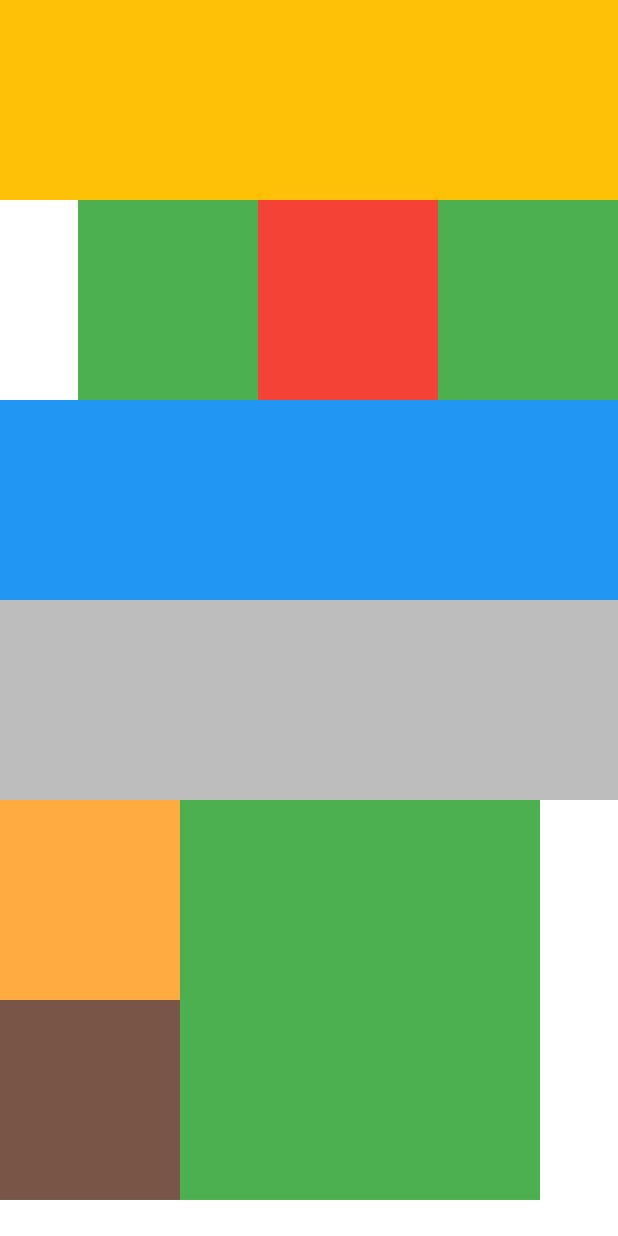
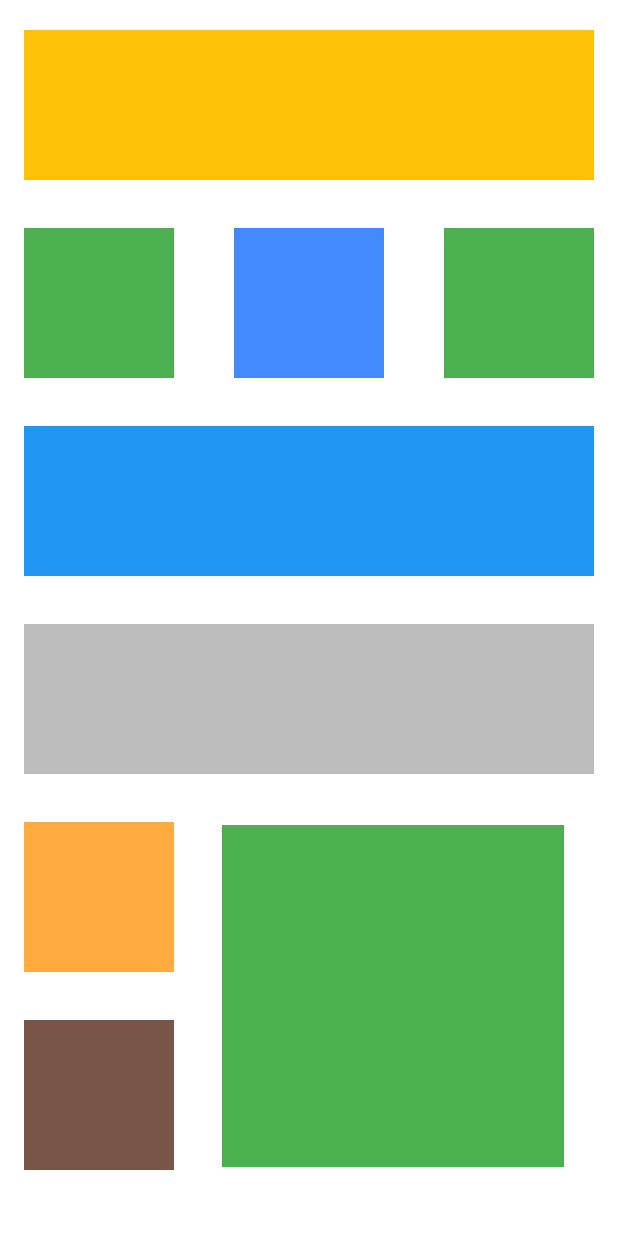
Before and after one commit to YashVardhanSingh01/fluttersummerproject, a Flutter app: the screen it shows after launch, on a phone screen of 412 x 824 dp. Run offline on Flutter 3.47's test engine with Material 2 defaults, Android fonts, the phone set to English and light mode, and no system bars.

Commit message:
added padding

```diff
--- a/lib/main.dart
+++ b/lib/main.dart
@@ -10,59 +10,85 @@ class MyApp extends StatelessWidget {
     return MaterialApp(
         title: 'Layout Basics',
         home: Container(
+          padding: EdgeInsets.fromLTRB(16, 20, 16, 16),
           color: Colors.white,
           alignment: Alignment.topCenter,
           child: Column(
             children: [
+              Padding(
+                padding: EdgeInsets.fromLTRB(0, 0, 0, 16),
+                child: Container(
+                  color: Colors.amber,
+                  height: 100,
+                  width: 1000,
+                ),
+              ),
+              Row(mainAxisAlignment: MainAxisAlignment.spaceBetween, children: [
                 Container(
-                color: Colors.amber,
-                height: 133.33,
-                width: 1200,
-              ),
-              Row(mainAxisAlignment: MainAxisAlignment.end, children: [
-                Container(
-                  height: 133.33,
-                  width: 120,
+                  padding: EdgeInsets.all(16),
+                  height: 100,
+                  width: 100,
                   color: Colors.green,
                 ),
-                Container(
-                  height: 133.33,
-                  width: 120,
-                  color: Colors.red,
+                Padding(
+                  padding: EdgeInsets.all(16),
+                  child: Container(
+                    height: 100,
+                    width: 100,
+                    color: Colors.blueAccent,
+                  ),
                 ),
                 Container(
-                  height: 133.33,
-                  width: 120,
+                  padding: EdgeInsets.all(16),
+                  height: 100,
+                  width: 100,
                   color: Colors.green,
                 )
               ]),
-              Container(
+              Padding(
+                padding: EdgeInsets.fromLTRB(0, 16, 0, 16),
+                child: Container(
                   color: Colors.blue,
-                height: 133.33,
+                  height: 100,
                   width: 1200,
                 ),
-              Container(
+              ),
+              Padding(
+                padding: EdgeInsets.fromLTRB(0, 16, 0, 16),
+                child: Container(
                   color: Colors.black26,
-                height: 133.33,
+                  height: 100,
                   width: 1200,
                 ),
+              ),
               Row(children: [
-                Column(children: [
-                  Container(
-                    height: 133.33,
-                    width: 120,
+                Column(
+                    mainAxisAlignment: MainAxisAlignment.spaceBetween,
+                    children: [
+                      Padding(
+                        padding: EdgeInsets.fromLTRB(0, 16, 16, 16),
+                        child: Container(
+                          height: 100,
+                          width: 100,
                           color: Colors.orangeAccent,
                         ),
-                  Container(
-                    height: 133.33,
-                    width: 120,
+                      ),
+                      Padding(
+                        padding: EdgeInsets.fromLTRB(0, 16, 16, 0),
+                        child: Container(
+                          height: 100,
+                          width: 100,
                           color: Colors.brown,
                         ),
+                      ),
                     ]),
-                Container(
-                  height: 266.66,
-                  width: 240,
+                Padding(
+                  padding: EdgeInsets.fromLTRB(16, 16, 0, 0),
+                  child: Container(
+                    height: 228,
+                    width: 228,
                     color: Colors.green,
+                  ),
                 ),
               ])
             ],
```
Lines whose indentation alone changed are shown as unchanged.
